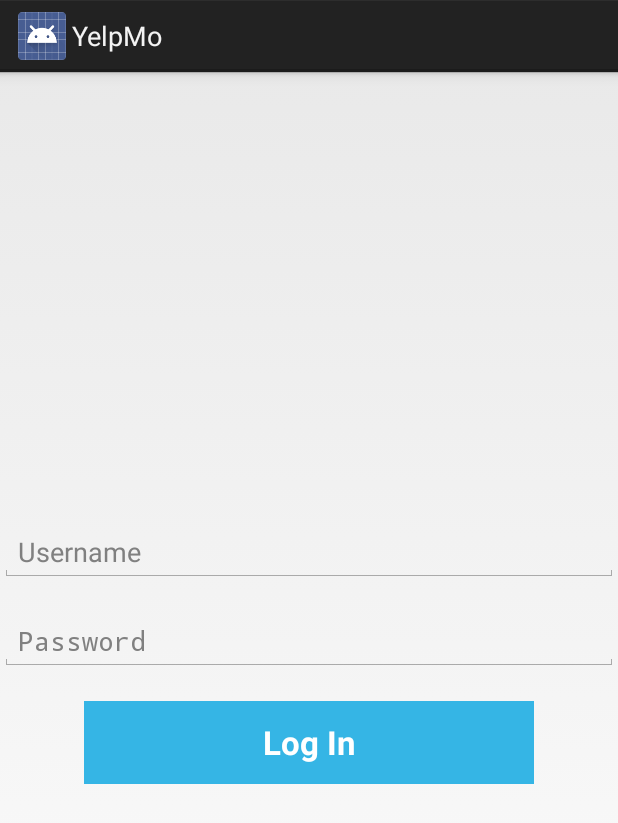
After one commit to aneeshprasad1/yelpmo, an Android app: the fragment LogInFragment shown on its own in the app's theme, on a phone screen of 412 x 824 dp. The commit adds this screen. Shown: the top 823 px of the screen. Run offline under Robolectric (Android 15) with nearby library versions, the phone set to English and light mode, and no system bars; libraries missing offline, so code that uses them is left out: com.parse.

Commit message:
add sign in functionallity

```diff
--- /dev/null
+++ b/Android/app/src/main/java/com/yelpmo/app/Fragment/LogInFragment.java
@@ -0,0 +1,62 @@
+package com.yelpmo.app.Fragment;
+
+import android.os.Bundle;
+import android.util.Log;
+import android.view.LayoutInflater;
+import android.view.View;
+import android.view.ViewGroup;
+import android.widget.Button;
+import android.widget.EditText;
+
+import com.parse.LogInCallback;
+import com.parse.ParseUser;
+import com.yelpmo.app.Activity.MainActivity;
+import com.yelpmo.app.R;
+
+/**
+ * Created by aneeshprasad on 10/4/14.
+ */
+public class LogInFragment extends BaseFragment implements View.OnClickListener{
+
+    EditText etUsername, etPassword;
+    Button btnLogIn;
+
+    @Override
+    public View onCreateView(LayoutInflater inflater, ViewGroup container, Bundle savedInstanceState) {
+        View contentView = inflater.inflate(R.layout.fragment_login, null);
+        return initializeView(contentView);
+    }
+
+    private View initializeView(View view) {
+        etUsername = (EditText) view.findViewById(R.id.et_login_username);
+        etPassword = (EditText) view.findViewById(R.id.et_login_password);
+        btnLogIn = (Button) view.findViewById(R.id.btn_login);
+        btnLogIn.setOnClickListener(this);
+        return view;
+    }
+
+
+    private void logIn() {
+        String userName = etUsername.getText().toString();
+        String password = etPassword.getText().toString();
+        ParseUser.logInInBackground(userName, password, new LogInCallback() {
+            public void done(ParseUser user, com.parse.ParseException e) {
+                if (user != null) {
+                    Log.d("yeah", "working"); // Hooray! The user is logged in.
+                    ((MainActivity) getActivity()).initMealsFragment();
+                } else {
+                    Log.d("boo", e.toString()); // Signup failed. Look at the ParseException to see what happened.
+                }
+            }
+        });
+    }
+
+    @Override
+    public void onClick(View view) {
+        switch(view.getId()) {
+            case R.id.btn_login:
+                logIn();
+                break;
+        }
+    }
+}
--- a/Android/app/src/main/java/com/yelpmo/app/Preferences/UserDetails.java
+++ b/Android/app/src/main/java/com/yelpmo/app/Preferences/UserDetails.java
@@ -6,9 +6,13 @@ package com.yelpmo.app.Preferences;
 public class UserDetails {
 
     private static String SIGNED_IN = "is_signed_in";
+    private static String HAS_LOGIN = "has_login";
 
     public static boolean isSignedIn() {
         return PreferenceManager.getBoolean(SIGNED_IN, false);
     }
+    public static boolean hasLogIn() {
+        return PreferenceManager.getBoolean(HAS_LOGIN, false);
+    }
 
 }
--- /dev/null
+++ b/Android/app/src/main/res/layout/fragment_login.xml
@@ -0,0 +1,45 @@
+<?xml version="1.0" encoding="utf-8"?>
+
+<RelativeLayout xmlns:android="http://schemas.android.com/apk/res/android"
+    android:layout_width="match_parent"
+    android:layout_height="match_parent"
+    android:layout_margin="15dp">
+
+    <RelativeLayout
+        android:layout_width="wrap_content"
+        android:layout_height="wrap_content"
+        android:layout_centerVertical="true">
+
+        <EditText
+            android:id="@+id/et_login_username"
+            android:layout_width="match_parent"
+            android:layout_height="wrap_content"
+            android:layout_centerHorizontal="true"
+            android:hint="Username" />
+
+        <EditText
+            android:id="@+id/et_login_password"
+            android:layout_width="match_parent"
+            android:layout_height="wrap_content"
+            android:layout_below="@id/et_login_username"
+            android:layout_centerHorizontal="true"
+            android:layout_marginTop="20dp"
+            android:inputType="textPassword"
+            android:hint="Password" />
+
+        <Button
+            android:id="@+id/btn_login"
+            android:layout_width="300dp"
+            android:layout_height="55dp"
+            android:layout_below="@id/et_login_password"
+            android:layout_centerHorizontal="true"
+            android:layout_marginTop="20dp"
+            android:background="@drawable/btn_blue"
+            android:text="Log In"
+            android:textColor="@color/white"
+            android:textSize="22sp"
+            android:textStyle="bold" />
+
+    </RelativeLayout>
+
+</RelativeLayout>
```
Also changed, not shown: Android/app/src/main/java/com/yelpmo/app/Activity/MainActivity.java (+10 -1 lines), 1 other file.
